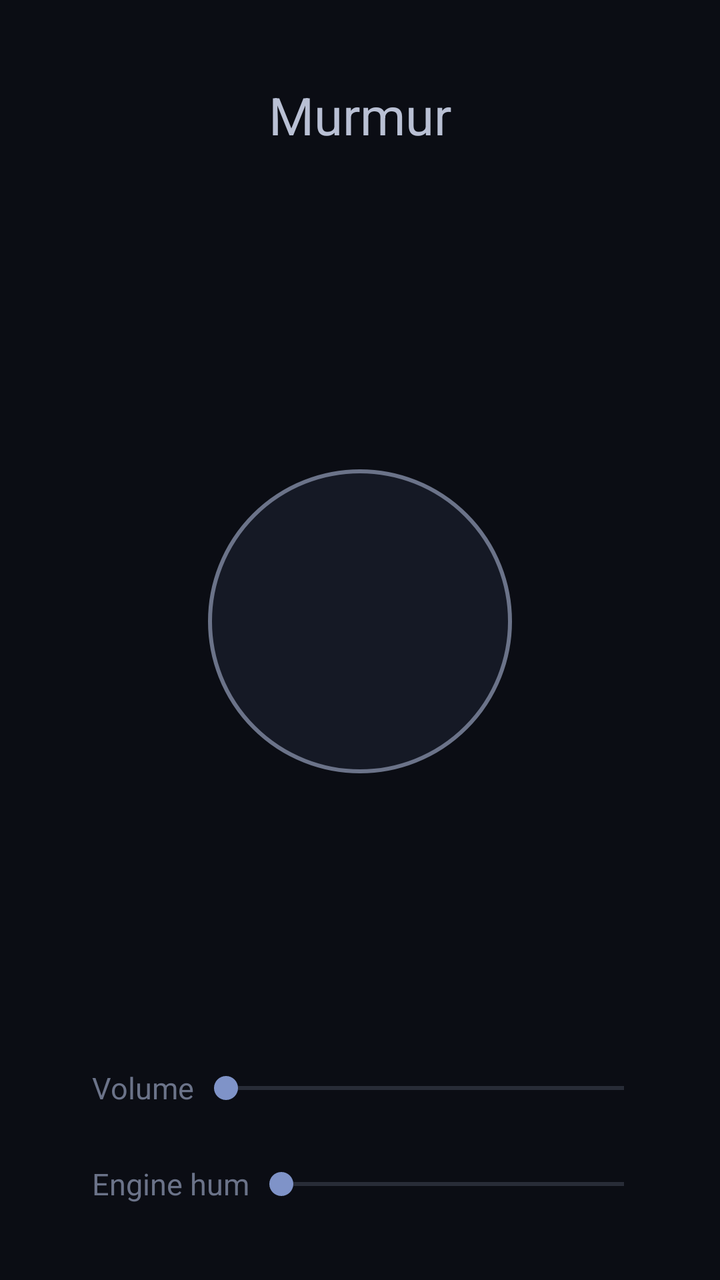
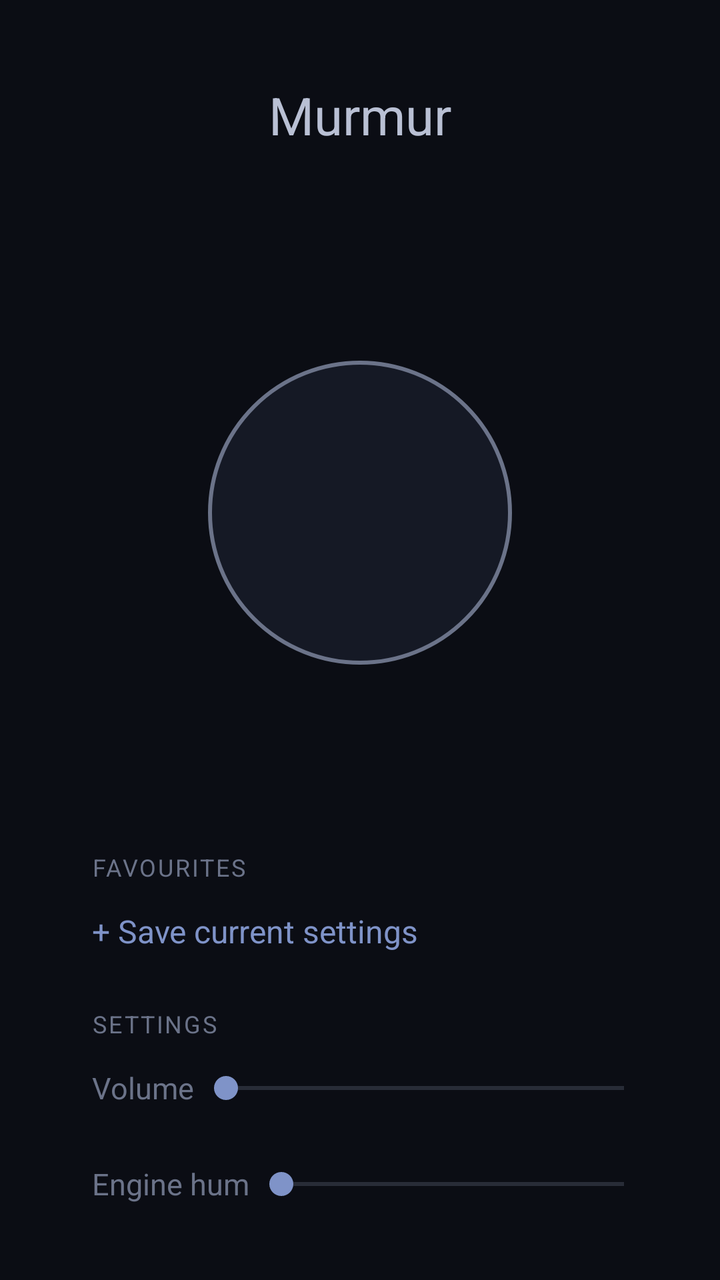

Before-and-after screenshots of an Android layout around one commit, followed by the original layout XML and the change that was made.
<!-- AndroidManifest.xml: application theme AppTheme -->
<!-- res/layout/main.xml -->
<?xml version="1.0" encoding="utf-8"?>
<ScrollView xmlns:android="http://schemas.android.com/apk/res/android"
    android:id="@+id/root"
    android:layout_width="match_parent"
    android:layout_height="match_parent"
    android:background="@color/app_background"
    android:fillViewport="true">

    <LinearLayout
        android:layout_width="match_parent"
        android:layout_height="wrap_content"
        android:gravity="center_horizontal"
        android:orientation="vertical"
        android:padding="24dp">

        <TextView
            android:layout_width="wrap_content"
            android:layout_height="wrap_content"
            android:layout_marginTop="16dp"
            android:text="@string/app_name"
            android:textColor="@color/text"
            android:textSize="26sp" />

        <TextView
            android:id="@+id/status"
            android:layout_width="wrap_content"
            android:layout_height="wrap_content"
            android:layout_marginTop="6dp"
            android:textColor="@color/text_dim"
            android:textSize="15sp" />

        <Space
            android:layout_width="0dp"
            android:layout_height="0dp"
            android:layout_weight="1"
            android:minHeight="24dp" />

        <TextView
            android:id="@+id/toggle"
            android:layout_width="152dp"
            android:layout_height="152dp"
            android:background="@drawable/toggle"
            android:gravity="center"
            android:textColor="@color/text"
            android:textSize="24sp" />

        <Space
            android:layout_width="0dp"
            android:layout_height="0dp"
            android:layout_weight="1"
            android:minHeight="24dp" />

        <LinearLayout
            android:layout_width="match_parent"
            android:layout_height="48dp"
            android:gravity="center_vertical"
            android:orientation="horizontal"
            android:paddingStart="22dp"
            android:paddingEnd="8dp">

            <TextView
                android:layout_width="wrap_content"
                android:layout_height="wrap_content"
                android:labelFor="@+id/volume"
                android:text="@string/volume"
                android:textColor="@color/text_dim"
                android:textSize="15sp" />

            <SeekBar
                android:id="@+id/volume"
                android:layout_width="0dp"
                android:layout_height="match_parent"
                android:layout_weight="1"
                android:progressBackgroundTint="@color/text_dim"
                android:progressTint="@color/accent"
                android:thumbTint="@color/accent" />
        </LinearLayout>

        <LinearLayout
            android:id="@+id/hum_row"
            android:layout_width="match_parent"
            android:layout_height="48dp"
            android:gravity="center_vertical"
            android:orientation="horizontal"
            android:paddingStart="22dp"
            android:paddingEnd="8dp">

            <TextView
                android:layout_width="wrap_content"
                android:layout_height="wrap_content"
                android:labelFor="@+id/hum"
                android:text="@string/hum"
                android:textColor="@color/text_dim"
                android:textSize="15sp" />

            <SeekBar
                android:id="@+id/hum"
                android:layout_width="0dp"
                android:layout_height="match_parent"
                android:layout_weight="1"
                android:progressBackgroundTint="@color/text_dim"
                android:progressTint="@color/accent"
                android:thumbTint="@color/accent" />
        </LinearLayout>

        <LinearLayout
            android:id="@+id/sounds"
            android:layout_width="match_parent"
            android:layout_height="wrap_content"
            android:orientation="vertical" />
    </LinearLayout>
</ScrollView>
<!-- resources referenced by this layout -->
<resources>
  <color name="accent">#7F93C8</color>
  <color name="app_background">#0B0D14</color>
  <color name="text">#B9C0D4</color>
  <color name="text_dim">#6B7389</color>
  <!-- drawable toggle (drawable) -->
  <?xml version="1.0" encoding="utf-8"?>
  <ripple xmlns:android="http://schemas.android.com/apk/res/android"
      android:color="#22FFFFFF">
      <item>
          <selector>
              <item android:state_selected="true">
                  <shape android:shape="oval">
                      <solid android:color="@color/surface_selected" />
                      <stroke android:width="2dp" android:color="@color/accent" />
                  </shape>
              </item>
              <item>
                  <shape android:shape="oval">
                      <solid android:color="@color/surface" />
                      <stroke android:width="2dp" android:color="@color/text_dim" />
                  </shape>
              </item>
          </selector>
      </item>
  </ripple>
  <string name="app_name">Murmur</string>
  <string name="hum">Engine hum</string>
  <string name="volume">Volume</string>
  <style name="AppTheme" parent="android:Theme.Material.NoActionBar">
          <item name="android:windowBackground">@color/app_background</item>
          <item name="android:statusBarColor">@color/app_background</item>
          <item name="android:navigationBarColor">@color/app_background</item>
          <item name="android:windowLightStatusBar">false</item>
      </style>
  <color name="surface_selected">#1D2436</color>
  <color name="surface">#151925</color>
</resources>

<!-- the commit's change to res/layout/main.xml (unified diff, before → after) -->
@@ -50,6 +50,32 @@
             android:layout_weight="1"
             android:minHeight="24dp" />
 
+        <TextView
+            style="@style/SectionTitle"
+            android:text="@string/favourites" />
+
+        <LinearLayout
+            android:id="@+id/favourites"
+            android:layout_width="match_parent"
+            android:layout_height="wrap_content"
+            android:orientation="vertical" />
+
+        <TextView
+            android:id="@+id/save_favourite"
+            android:layout_width="match_parent"
+            android:layout_height="48dp"
+            android:background="?android:attr/selectableItemBackground"
+            android:gravity="center_vertical"
+            android:paddingStart="22dp"
+            android:paddingEnd="22dp"
+            android:text="@string/save_favourite"
+            android:textColor="@color/accent"
+            android:textSize="16sp" />
+
+        <TextView
+            style="@style/SectionTitle"
+            android:text="@string/sounds" />
+
         <LinearLayout
             android:layout_width="match_parent"
             android:layout_height="48dp"
@@ -77,7 +103,6 @@
         </LinearLayout>
 
         <LinearLayout
-            android:id="@+id/hum_row"
             android:layout_width="match_parent"
             android:layout_height="48dp"
             android:gravity="center_vertical"
<!-- resource entries referenced after the edit -->
@@ -26,8 +26,21 @@
       </item>
   </ripple>
   <string name="app_name">Murmur</string>
+  <string name="favourites">Favourites</string>
   <string name="hum">Engine hum</string>
+  <string name="save_favourite">+ Save current settings</string>
+  <string name="sounds">Settings</string>
   <string name="volume">Volume</string>
+  <style name="SectionTitle">
+          <item name="android:layout_width">match_parent</item>
+          <item name="android:layout_height">wrap_content</item>
+          <item name="android:layout_marginTop">14dp</item>
+          <item name="android:paddingStart">22dp</item>
+          <item name="android:textAllCaps">true</item>
+          <item name="android:letterSpacing">0.08</item>
+          <item name="android:textColor">@color/text_dim</item>
+          <item name="android:textSize">12sp</item>
+      </style>
   <style name="AppTheme" parent="android:Theme.Material.NoActionBar">
           <item name="android:windowBackground">@color/app_background</item>
           <item name="android:statusBarColor">@color/app_background</item>
